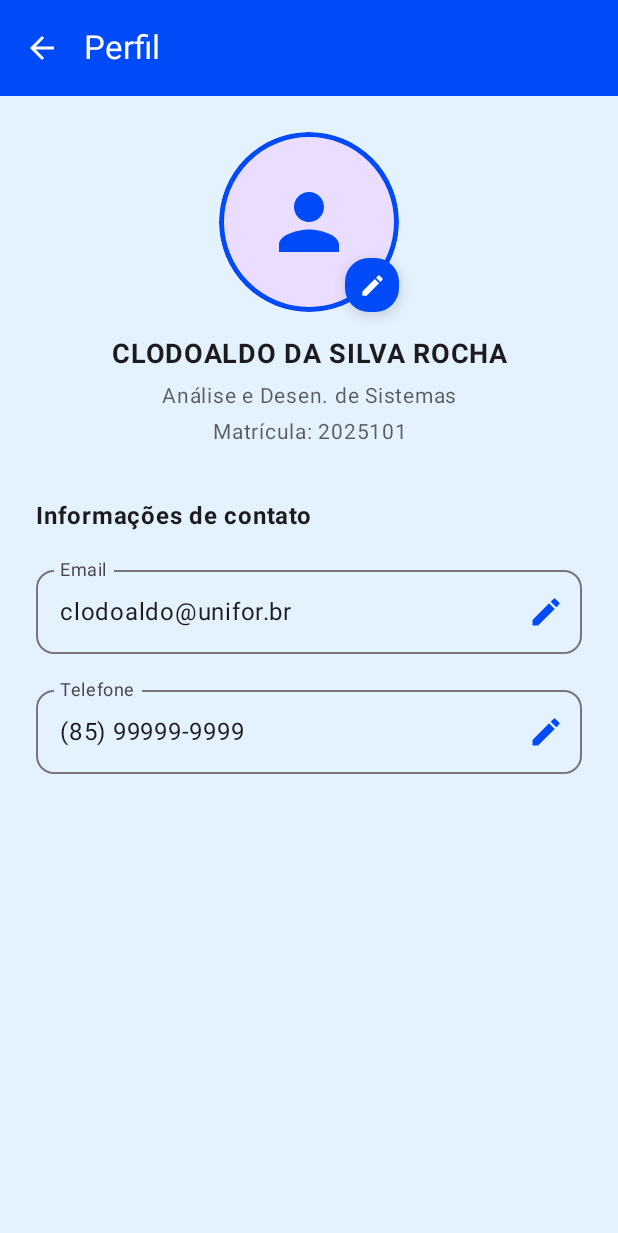
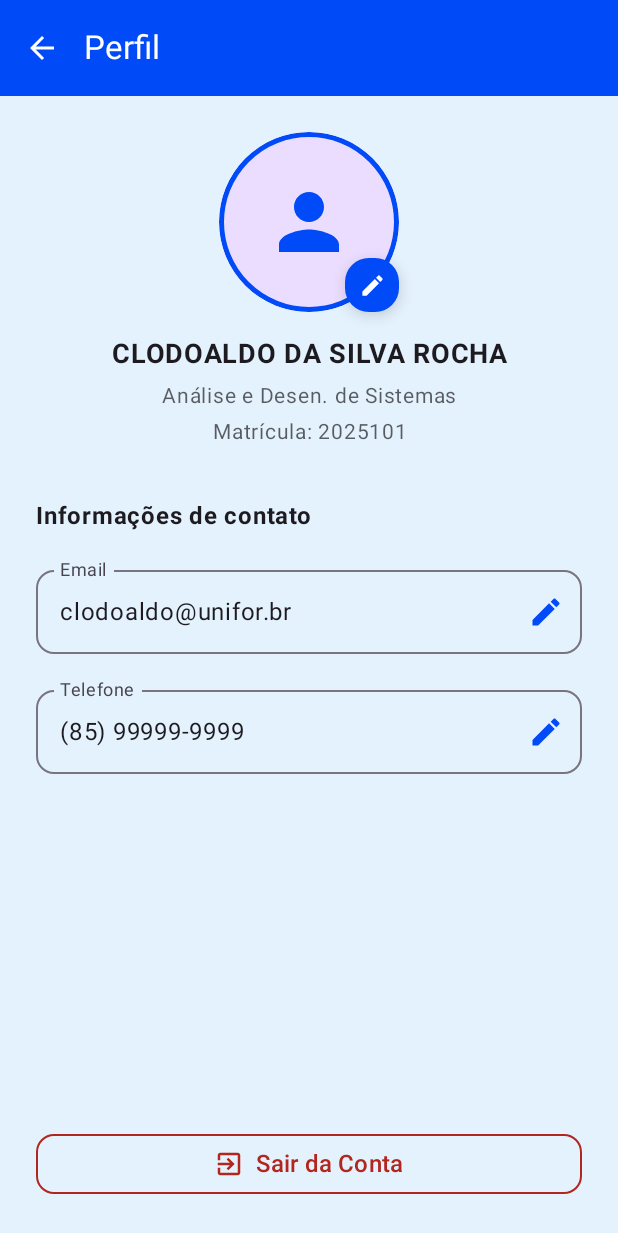
Before and after one commit to cauamapurunga/library-app, an Android app built with Jetpack Compose: the EditProfileActivity screen opened directly, with no data from a screen before it, on a phone screen of 412 x 824 dp. Shown: the top 1233 px of the screen. Run offline under Robolectric (Android 15) with nearby library versions, the phone set to English and light mode, and no system bars.

```diff
--- a/app/src/main/java/com/example/uniforlibrary/profile/EditProfileActivity.kt
+++ b/app/src/main/java/com/example/uniforlibrary/profile/EditProfileActivity.kt
@@ -1,5 +1,6 @@
 package com.example.uniforlibrary.profile
 
+import android.content.Intent
 import android.os.Bundle
 import androidx.activity.ComponentActivity
 import androidx.activity.compose.setContent
@@ -7,11 +8,14 @@ import androidx.compose.foundation.BorderStroke
 import androidx.compose.foundation.background
 import androidx.compose.foundation.border
 import androidx.compose.foundation.layout.*
+import androidx.compose.foundation.rememberScrollState
+import androidx.compose.foundation.verticalScroll
 import androidx.compose.foundation.shape.CircleShape
 import androidx.compose.foundation.shape.RoundedCornerShape
 import androidx.compose.material.icons.Icons
 import androidx.compose.material.icons.automirrored.filled.ArrowBack
 import androidx.compose.material.icons.filled.Edit
+import androidx.compose.material.icons.filled.ExitToApp
 import androidx.compose.material.icons.filled.Person
 import androidx.compose.material3.*
 import androidx.compose.runtime.*
@@ -25,6 +29,7 @@ import androidx.compose.ui.text.style.TextAlign
 import androidx.compose.ui.tooling.preview.Preview
 import androidx.compose.ui.unit.dp
 import androidx.compose.ui.unit.sp
+import com.example.uniforlibrary.login.LoginActivity
 import com.example.uniforlibrary.ui.theme.UniforLibraryTheme
 
 class EditProfileActivity : ComponentActivity() {
@@ -52,6 +57,7 @@ fun EditProfileScreen() {
     var showPhotoDialog by remember { mutableStateOf(false) }
     var showEditEmailDialog by remember { mutableStateOf(false) }
     var showEditPhoneDialog by remember { mutableStateOf(false) }
+    var showLogoutDialog by remember { mutableStateOf(false) }
     var tempEmail by remember { mutableStateOf("") }
     var tempPhone by remember { mutableStateOf("") }
 
@@ -77,7 +83,8 @@ fun EditProfileScreen() {
 
         Column(
             modifier = Modifier
-                .fillMaxSize()
+                .weight(1f)
+                .verticalScroll(rememberScrollState())
                 .padding(24.dp),
             horizontalAlignment = Alignment.CenterHorizontally
         ) {
@@ -218,6 +225,31 @@ fun EditProfileScreen() {
                     disabledTrailingIconColor = MaterialTheme.colorScheme.primary
                 ),
                 enabled = false
+            )
+        }
+
+        // Logout Button (Fixed at bottom)
+        OutlinedButton(
+            onClick = { showLogoutDialog = true },
+            modifier = Modifier
+                .fillMaxWidth()
+                .padding(24.dp),
+            shape = RoundedCornerShape(12.dp),
+            colors = ButtonDefaults.outlinedButtonColors(
+                contentColor = MaterialTheme.colorScheme.error
+            ),
+            border = BorderStroke(1.dp, MaterialTheme.colorScheme.error)
+        ) {
+            Icon(
+                Icons.Default.ExitToApp,
+                contentDescription = "Sair",
+                modifier = Modifier.size(20.dp)
+            )
+            Spacer(modifier = Modifier.width(8.dp))
+            Text(
+                text = "Sair da Conta",
+                fontSize = 16.sp,
+                fontWeight = FontWeight.Medium
             )
         }
     }
@@ -406,6 +438,69 @@ fun EditProfileScreen() {
             }
         )
     }
+
+    // Logout Confirmation Dialog
+    if (showLogoutDialog) {
+        AlertDialog(
+            onDismissRequest = { showLogoutDialog = false },
+            icon = {
+                Icon(
+                    Icons.Default.ExitToApp,
+                    contentDescription = "Sair",
+                    tint = MaterialTheme.colorScheme.error,
+                    modifier = Modifier.size(32.dp)
+                )
+            },
+            title = {
+                Text(
+                    text = "Sair da Conta",
+                    fontWeight = FontWeight.Bold
+                )
+            },
+            text = {
+                Text(
+                    text = "Deseja realmente sair da sua conta? Você precisará fazer login novamente para acessar.",
+                    fontSize = 14.sp,
+                    textAlign = TextAlign.Center
+                )
+            },
+            confirmButton = {
+                Row(
+                    modifier = Modifier.fillMaxWidth(),
+                    horizontalArrangement = Arrangement.spacedBy(8.dp)
+                ) {
+                    Button(
+                        onClick = {
+                            showLogoutDialog = false
+                            // TODO: Limpar dados de sessão/SharedPreferences
+
+                            // Navegar para tela de login e limpar backstack
+                            val intent = Intent(context, LoginActivity::class.java)
+                            intent.flags = Intent.FLAG_ACTIVITY_NEW_TASK or Intent.FLAG_ACTIVITY_CLEAR_TASK
+                            context.startActivity(intent)
+                            (context as? ComponentActivity)?.finish()
+                        },
+                        modifier = Modifier.weight(1f),
+                        colors = ButtonDefaults.buttonColors(
+                            containerColor = MaterialTheme.colorScheme.error
+                        ),
+                        shape = RoundedCornerShape(12.dp)
+                    ) {
+                        Text("Sim, Sair")
+                    }
+
+                    OutlinedButton(
+                        onClick = { showLogoutDialog = false },
+                        modifier = Modifier.weight(1f),
+                        shape = RoundedCornerShape(12.dp),
+                        border = BorderStroke(1.dp, MaterialTheme.colorScheme.outline)
+                    ) {
+                        Text("Não")
+                    }
+                }
+            }
+        )
+    }
 }
 
 @Preview(showBackground = true)
```
